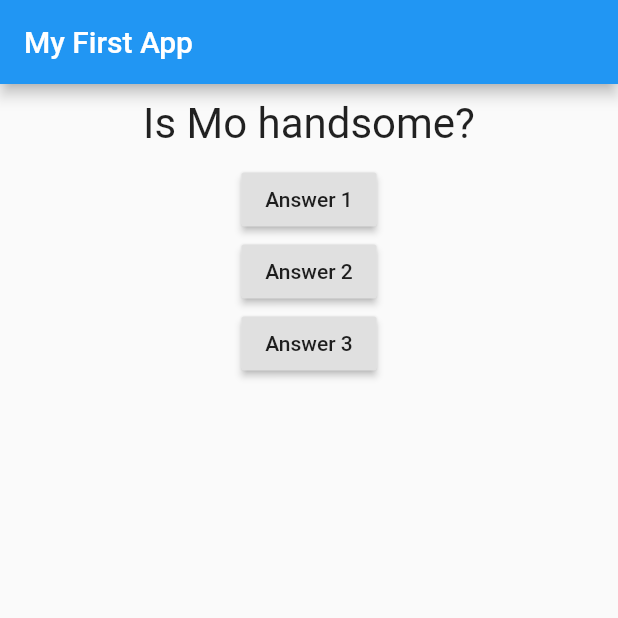
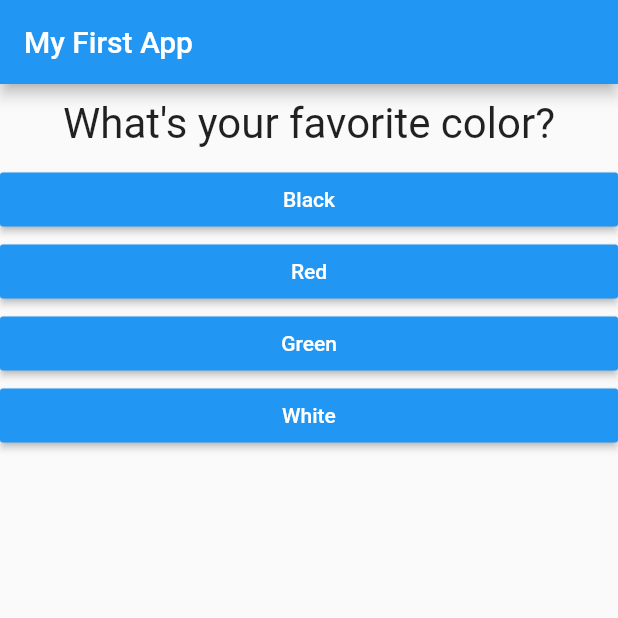
Before and after one commit to JakapongMo/MyfirstMobileApp, a Flutter app: the screen it shows after launch, on a phone screen of 412 x 824 dp, the top half of it. Run offline on Flutter 3.47's test engine with Material 2 defaults, Android fonts, the phone set to English and light mode, and no system bars.

Commit message:
make a clean code

```diff
--- /dev/null
+++ b/lib/answer.dart
@@ -0,0 +1,21 @@
+import 'package:flutter/material.dart';
+
+class Answer extends StatelessWidget {
+  final Function selectHandler;
+  final String answerText;
+  Answer(this.selectHandler, this.answerText);
+
+  @override
+  Widget build(BuildContext context) {
+    return Container(
+      width: double.infinity,
+      child: RaisedButton(
+        color: Colors.blue,
+        textColor: Colors.white,
+        child: Text(answerText),
+        onPressed: selectHandler,
+        ),
+
+    );
+  }
+}
--- a/lib/main.dart
+++ b/lib/main.dart
@@ -1,6 +1,8 @@
+import 'package:firstmobileapp/result.dart';
 import 'package:flutter/material.dart';
 
-import './question.dart';
+import 'quiz.dart';
+import 'result.dart';
 
 // void main() {
 //   runApp(MyApp());
@@ -19,50 +21,46 @@ class MyApp extends StatefulWidget {
 }
 //For Storing your state, cannot be recreated
 class _MyAppState extends State<MyApp> {  //Name+State
+  final _questions = const [
+      {
+        'questionText': 'What\'s your favorite color?',
+        'answers': ['Black', 'Red', 'Green', 'White'],
+      },
+      {
+        'questionText': 'What\'s your favorite animal?',
+        'answers': [ 'Rabbit', 'Snake', 'Elephant', 'Lion'],
+      },
+      {
+        'questionText': 'Who\'s your favorite instructor?',
+        'answers': [ 'Max', 'Max', 'Max', 'Max'],
+      },
+
+    ];
   var _questionIndex = 0;
 
   void _answerQuestion() {
+
     setState(() {
       _questionIndex = _questionIndex +1;
     });
 
     print(_questionIndex);
+    if (_questionIndex < _questions.length) {
+      print('We have more question!');
+    }
   }
 
 
   @override
   Widget build(BuildContext context) {
-    var questions = [
-      'Is Mo handsome?',
-      'What\'s your favorite color?',
-      'What\'s your favorite animal?',
-    ];
+
     return MaterialApp(
       home: Scaffold(
         appBar: AppBar(title: Text('My First App'),
         ),
-        body: Column(
-          children: [
-            Question(
-              questions[_questionIndex],
-            ),
-            RaisedButton(
-              child: Text('Answer 1'),
-              onPressed: _answerQuestion, // point to the function not
-            ),
-            RaisedButton(
-              child: Text('Answer 2'),
-              onPressed: () => print('Answer 2 chosen!'),
-            ),
-            RaisedButton(
-              child: Text('Answer 3'),
-              onPressed: () {
-                //...
-                print('answer 3 chosen');
-              },
-            ),
-
-        ],),
+        body: _questionIndex < _questions.length
+          ? Quiz(answerQuestion: _answerQuestion, questionIndex: _questionIndex,questions: _questions,)
+          : Result(),
       ),
     );
   }
--- a/lib/question.dart
+++ b/lib/question.dart
@@ -1,7 +1,7 @@
 import 'package:flutter/material.dart';
 
 class Question extends StatelessWidget {
-  String questionText;
+  final String questionText;
 
   //constructor set
   Question(this.questionText);
--- /dev/null
+++ b/lib/quiz.dart
@@ -0,0 +1,32 @@
+import 'package:flutter/material.dart';
+
+import 'question.dart';
+import 'answer.dart';
+
+class Quiz extends StatelessWidget {
+  final List<Map<String, Object>> questions;
+  final int questionIndex;
+  final Function answerQuestion;
+
+  Quiz({
+    @required this.questions,
+    @required this.answerQuestion,
+    @required this.questionIndex
+  });
+
+  @override
+  Widget build(BuildContext context) {
+    return Column(
+          children: [
+            Question(
+              questions[questionIndex]['questionText'],
+            ),
+            //Spread it to each element of surrounding list(in this case is children)
+            ...(questions[questionIndex]['answers'] as List<String>).map((answer) {
+              return Answer(answerQuestion, answer);
+            }).toList()
+            // ...(questions[questionIndex]['answers'] as List<String>).map((answer) => Answer(_answerQuestion, answer)).toList()
+          ],
+        );
+  }
+}
--- /dev/null
+++ b/lib/result.dart
@@ -0,0 +1,10 @@
+import 'package:flutter/material.dart';
+
+class Result extends StatelessWidget {
+  @override
+  Widget build(BuildContext context) {
+    return Center(
+      child: Text('You dit it!'),
+    );
+  }
+}
--- a/pubspec.yaml
+++ b/pubspec.yaml
@@ -14,7 +14,7 @@ description: A new Flutter project.
 version: 1.0.0+1
 
 environment:
-  sdk: ">=2.1.0 <3.0.0"
+  sdk: ">=2.2.2 <3.0.0"
 
 dependencies:
   flutter:
```
